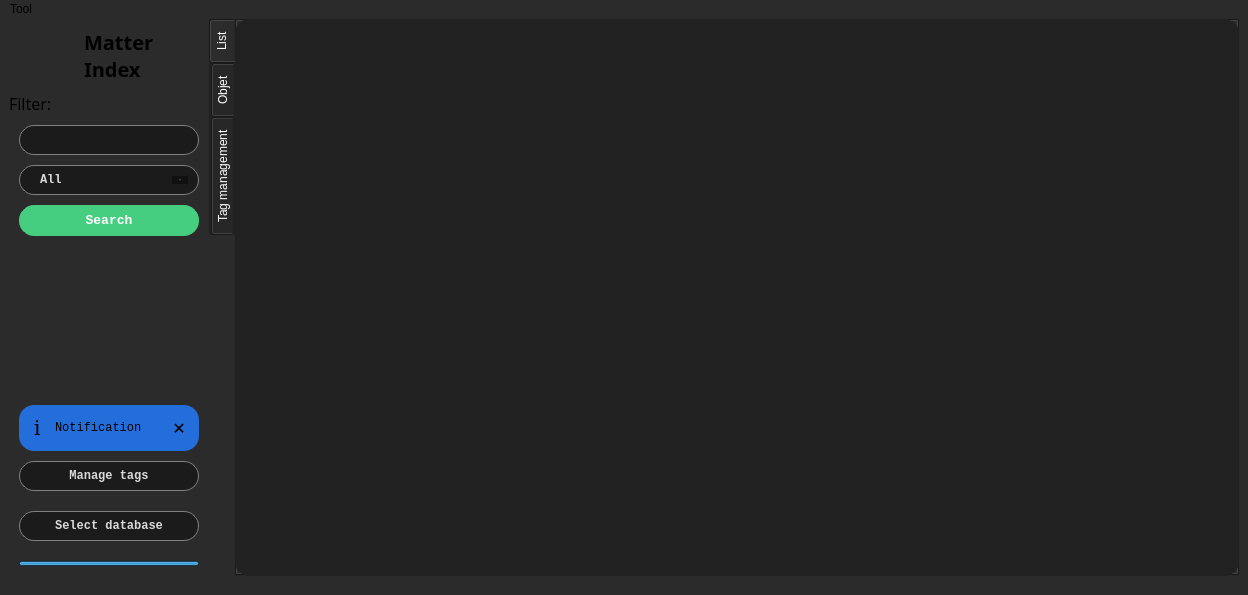
Before: the Qt Designer form window.ui in GazButane/MatterIndex, drawn with Qt 5.
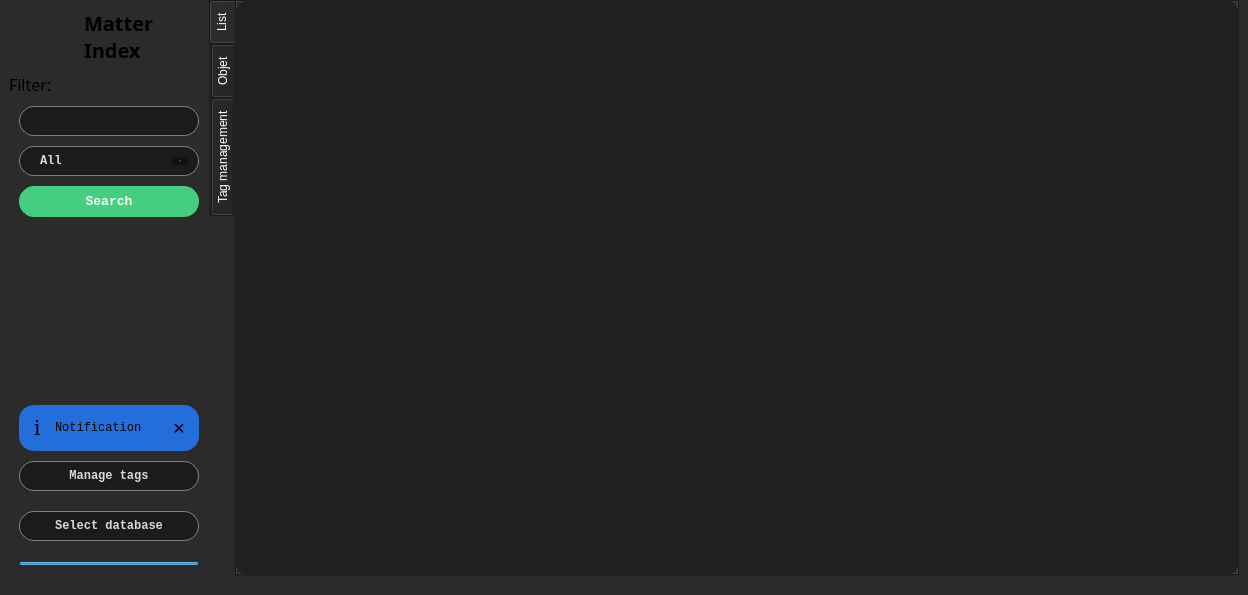
After: the same form once the commit is applied. Icons and pictures are not drawn.

```diff
--- a/window.ui
+++ b/window.ui
@@ -1154,7 +1154,7 @@
                <x>0</x>
                <y>0</y>
                <width>982</width>
-               <height>525</height>
+               <height>545</height>
               </rect>
              </property>
              <layout class="QVBoxLayout" name="verticalLayout_3"/>
@@ -2237,26 +2237,6 @@
     </item>
    </layout>
   </widget>
-  <widget class="QMenuBar" name="menubar">
-   <property name="geometry">
-    <rect>
-     <x>0</x>
-     <y>0</y>
-     <width>1248</width>
-     <height>20</height>
-    </rect>
-   </property>
-   <property name="styleSheet">
-    <string notr="true">background-color: #2B2B2B;</string>
-   </property>
-   <widget class="QMenu" name="menutool">
-    <property name="title">
-     <string>Tool</string>
-    </property>
-    <addaction name="actionRefresh_app"/>
-   </widget>
-   <addaction name="menutool"/>
-  </widget>
   <widget class="QStatusBar" name="statusbar">
    <property name="sizeGripEnabled">
     <bool>false</bool>
```
Left out of the diff: 21 changed lines with no effect on the pictures.
